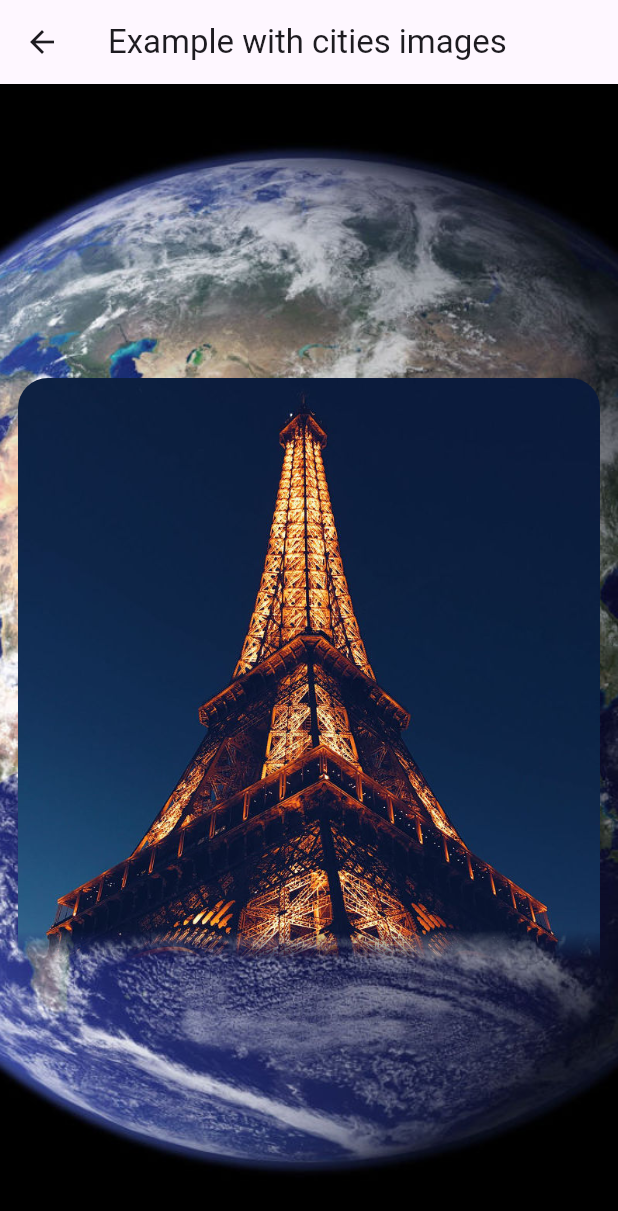
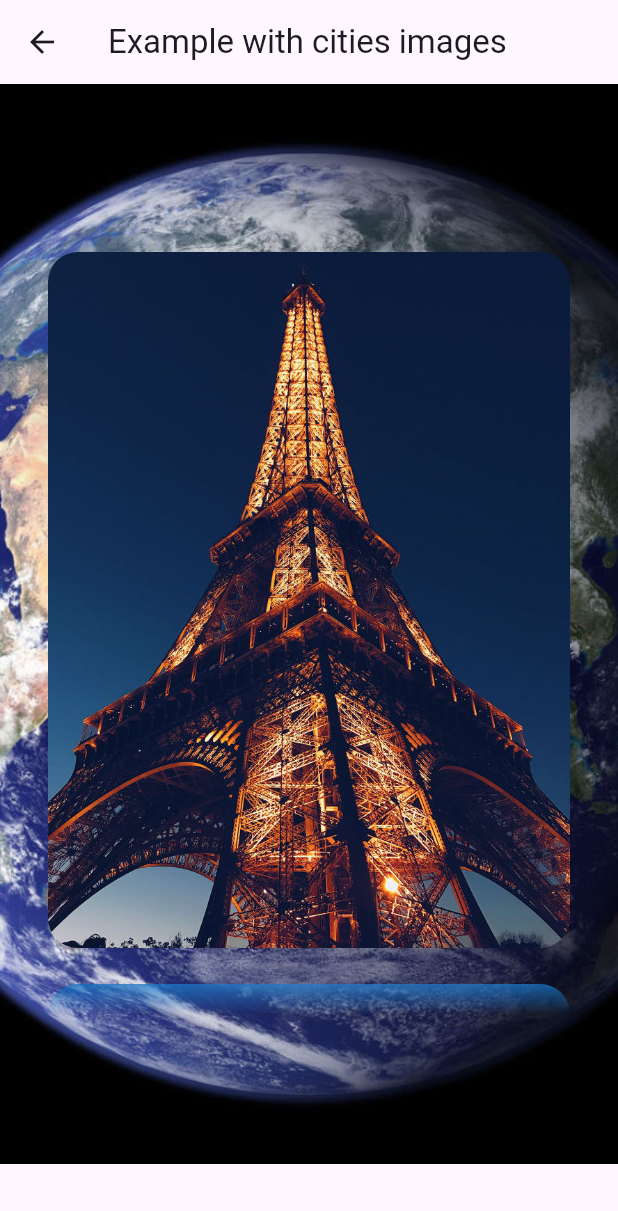
Before and after one commit to mponkin/fading_edge_scrollview, a Flutter app: the screen it shows after launch, after a tap on "Cities images", on a phone screen of 412 x 824 dp. Shown: the top 1211 px of the screen. Run offline on Flutter 3.47's test engine with Material 3 defaults, Android fonts, the phone set to English and light mode, and no system bars; network calls fail.

Commit message:
example code cleanup

```diff
--- a/example/lib/main.dart
+++ b/example/lib/main.dart
@@ -1,3 +1,5 @@
+import 'dart:math';
+
 import 'package:example/lipsum.dart';
 import 'package:fading_edge_scrollview/fading_edge_scrollview.dart';
 import 'package:flutter/material.dart';
@@ -5,7 +7,7 @@ import 'package:flutter/material.dart';
 void main() => runApp(const MyApp());
 
 class MyApp extends StatelessWidget {
-  const MyApp({Key? key}) : super(key: key);
+  const MyApp({super.key});
 
   @override
   Widget build(BuildContext context) {
@@ -20,7 +22,7 @@ class MyApp extends StatelessWidget {
 }
 
 class ExamplesList extends StatelessWidget {
-  const ExamplesList({Key? key}) : super(key: key);
+  const ExamplesList({super.key});
 
   @override
   Widget build(BuildContext context) {
@@ -32,27 +34,29 @@ class ExamplesList extends StatelessWidget {
         children: <Widget>[
           NavigatorButton(
             text: 'ListView',
-            builder: (_) => ListViewScreen(),
+            builder: (_) => const ListViewScreen(),
           ),
           NavigatorButton(
             text: 'PageView (LTR)',
-            builder: (_) => const PageViewScreen(textDirection: TextDirection.ltr),
+            builder: (_) =>
+                const PageViewScreen(textDirection: TextDirection.ltr),
           ),
           NavigatorButton(
             text: 'PageView (RTL)',
-            builder: (_) => const PageViewScreen(textDirection: TextDirection.rtl),
+            builder: (_) =>
+                const PageViewScreen(textDirection: TextDirection.rtl),
           ),
           NavigatorButton(
             text: 'Long text',
-            builder: (_) => LongTextScreen(),
+            builder: (_) => const LongTextScreen(),
           ),
           NavigatorButton(
             text: 'Cities images',
-            builder: (_) => CitiesListView(),
+            builder: (_) => const CitiesListView(),
           ),
           NavigatorButton(
             text: "ListWheelScrollView",
-            builder: (_) => ListWheelScrollViewScreen(),
+            builder: (_) => const ListWheelScrollViewScreen(),
           ),
         ],
       ),
@@ -64,10 +68,11 @@ class NavigatorButton extends StatelessWidget {
   final String text;
   final WidgetBuilder builder;
 
-  const NavigatorButton({Key? key,
+  const NavigatorButton({
+    super.key,
     required this.text,
     required this.builder,
-  }) : super(key: key);
+  });
 
   @override
   Widget build(BuildContext context) {
@@ -80,10 +85,21 @@ class NavigatorButton extends StatelessWidget {
   }
 }
 
-class ListViewScreen extends StatelessWidget {
+class ListViewScreen extends StatefulWidget {
+  const ListViewScreen({super.key});
+
+  @override
+  State<ListViewScreen> createState() => _ListViewScreenState();
+}
+
+class _ListViewScreenState extends State<ListViewScreen> {
   final _controller = ScrollController();
 
-  ListViewScreen({Key? key}) : super(key: key);
+  @override
+  void dispose() {
+    _controller.dispose();
+    super.dispose();
+  }
 
   @override
   Widget build(BuildContext context) {
@@ -113,9 +129,10 @@ class ListViewScreen extends StatelessWidget {
 class PageViewScreen extends StatelessWidget {
   final TextDirection textDirection;
 
-  const PageViewScreen({Key? key,
+  const PageViewScreen({
+    super.key,
     required this.textDirection,
-  }) : super(key: key);
+  });
 
   @override
   Widget build(BuildContext context) {
@@ -144,10 +161,21 @@ class PageViewScreen extends StatelessWidget {
   }
 }
 
-class LongTextScreen extends StatelessWidget {
-  final controller = ScrollController();
+class LongTextScreen extends StatefulWidget {
+  const LongTextScreen({super.key});
 
-  LongTextScreen({Key? key}) : super(key: key);
+  @override
+  State<LongTextScreen> createState() => _LongTextScreenState();
+}
+
+class _LongTextScreenState extends State<LongTextScreen> {
+  final _controller = ScrollController();
+
+  @override
+  void dispose() {
+    _controller.dispose();
+    super.dispose();
+  }
 
   @override
   Widget build(BuildContext context) {
@@ -157,18 +185,30 @@ class LongTextScreen extends StatelessWidget {
       ),
       body: FadingEdgeScrollView.fromSingleChildScrollView(
         child: SingleChildScrollView(
-          controller: controller,
-          child: const Padding(padding: EdgeInsets.all(5), child: Text(lipsumText)),
+          controller: _controller,
+          child: const Padding(
+              padding: EdgeInsets.all(5), child: Text(lipsumText)),
         ),
       ),
     );
   }
 }
 
-class CitiesListView extends StatelessWidget {
-  final _scrollController = ScrollController();
+class CitiesListView extends StatefulWidget {
+  const CitiesListView({super.key});
 
-  CitiesListView({Key? key}) : super(key: key);
+  @override
+  State<CitiesListView> createState() => _CitiesListViewState();
+}
+
+class _CitiesListViewState extends State<CitiesListView> {
+  final _controller = ScrollController();
+
+  @override
+  void dispose() {
+    _controller.dispose();
+    super.dispose();
+  }
 
   @override
   Widget build(BuildContext context) {
@@ -176,19 +216,26 @@ class CitiesListView extends StatelessWidget {
       appBar: AppBar(
         title: const Text('Example with cities images'),
       ),
-      body: Stack(
+      body: LayoutBuilder(builder: (context, size) {
+        return SizedBox(
+          width: min(420.0, size.maxWidth),
+          height: min(720.0, size.maxHeight),
+          child: Stack(
             children: <Widget>[
-          Image.asset(
+              Positioned.fill(
+                child: Image.asset(
                   'assets/world.jpeg',
-            fit: BoxFit.fitHeight,
-            height: MediaQuery.of(context).size.height,
+                  fit: BoxFit.cover,
                 ),
-          Center(
-            child: SizedBox(
-              height: 400,
+              ),
+              Positioned.fill(
+                top: 100,
+                bottom: 100,
+                left: 20,
+                right: 20,
                 child: FadingEdgeScrollView.fromScrollView(
                   child: ListView(
-                  controller: _scrollController,
+                    controller: _controller,
                     children: [
                       'paris',
                       'rome',
@@ -205,18 +252,31 @@ class CitiesListView extends StatelessWidget {
                         .toList(),
                   ),
                 ),
-            ),
               )
             ],
           ),
         );
+      }),
+    );
   }
 }
 
-class ListWheelScrollViewScreen extends StatelessWidget {
+class ListWheelScrollViewScreen extends StatefulWidget {
+  const ListWheelScrollViewScreen({super.key});
+
+  @override
+  State<ListWheelScrollViewScreen> createState() =>
+      _ListWheelScrollViewScreenState();
+}
+
+class _ListWheelScrollViewScreenState extends State<ListWheelScrollViewScreen> {
   final _controller = ScrollController();
 
-  ListWheelScrollViewScreen({Key? key}) : super(key: key);
+  @override
+  void dispose() {
+    _controller.dispose();
+    super.dispose();
+  }
 
   @override
   Widget build(BuildContext context) {
--- a/example/pubspec.yaml
+++ b/example/pubspec.yaml
@@ -5,7 +5,7 @@ publish_to: none
 version: 1.0.0+1
 
 environment:
-  sdk: '>=2.12.0 <3.0.0'
+  sdk: ">=3.0.5 <4.0.0"
 
 dependencies:
   flutter:
```
Lines whose indentation alone changed are shown as unchanged.
